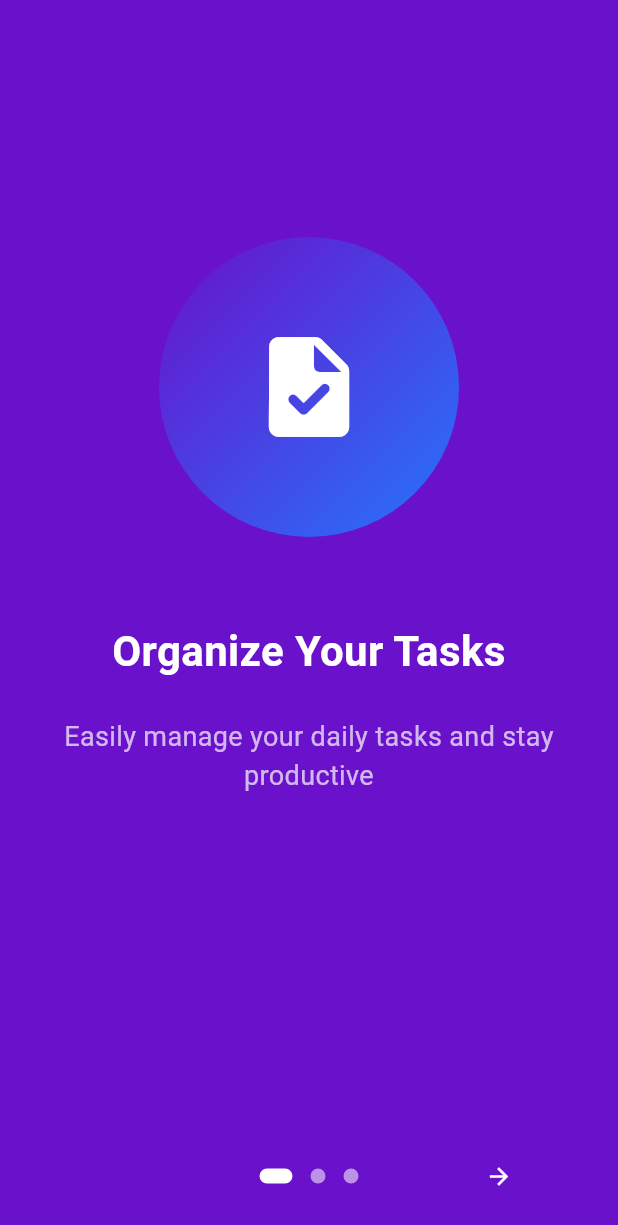
After one commit to Yash159357/Todo914981, a Flutter app: the IntroScreen screen opened by its route, on a phone screen of 412 x 824 dp. The commit adds this screen. Shown: the top 1225 px of the screen. Run offline on Flutter 3.47's test engine with Material 3 defaults, Android fonts, the phone set to English and light mode, and no system bars; drawn by our look-alikes of introduction_screen; our stand-ins replace cloud_firestore, firebase_auth, firebase_core, flutter_bloc, go_router, shared_preferences; accounts and stored records are empty.

Commit message:
Second Time

```diff
--- a/lib/main.dart
+++ b/lib/main.dart
@@ -8,6 +8,7 @@ import 'package:todoapp/firebase_options.dart';
 import 'package:flutter/services.dart';
 import 'package:todoapp/view/auth/auth.dart';
 import 'package:todoapp/view/home/home.dart';
+import 'package:todoapp/view/intro/introduction_screen.dart';
 
 void main() async {
   WidgetsFlutterBinding.ensureInitialized();
@@ -23,6 +24,13 @@ void main() async {
   final _router = GoRouter(
     initialLocation: initialLocation,
     routes: [
+      GoRoute(
+        path: "/intro",
+        name: "intro",
+        builder: (context, state) {
+          return const IntroScreen();
+        },
+      ),
       GoRoute(
         path: "/auth",
         name: "auth",
--- a/lib/view/auth/auth.dart
+++ b/lib/view/auth/auth.dart
@@ -132,8 +132,7 @@ class _AuthScreenState extends State<AuthScreen> {
                                       );
                                     }
                                     if (mounted) {
-                                      context.pop();
-                                      context.goNamed('home');
+                                      context.pushReplacementNamed('intro');
                                     }
                                   } catch (e) {
                                     // Handle errors
--- /dev/null
+++ b/lib/view/intro/introduction_screen.dart
@@ -0,0 +1,97 @@
+import 'package:flutter/material.dart';
+import 'package:go_router/go_router.dart';
+import 'package:introduction_screen/introduction_screen.dart';
+import 'package:shared_preferences/shared_preferences.dart';
+import 'package:todoapp/view/auth/auth.dart';
+
+class IntroScreen extends StatefulWidget {
+  const IntroScreen({super.key});
+
+  @override
+  State<IntroScreen> createState() => _IntroScreenState();
+}
+
+class _IntroScreenState extends State<IntroScreen> {
+  final introKey = GlobalKey<IntroductionScreenState>();
+
+  void _onIntroEnd() async {
+    final prefs = await SharedPreferences.getInstance();
+    await prefs.setBool('introViewed', true);
+    if (mounted) {
+      context.pushReplacementNamed("home");
+    }
+  }
+
+  @override
+  Widget build(BuildContext context) {
+    return Scaffold(
+      body: IntroductionScreen(
+        key: introKey,
+        pages: [
+          PageViewModel(
+            title: 'Organize Your Tasks',
+            body: 'Easily manage your daily tasks and stay productive',
+            image: _buildImage(Icons.task_rounded),
+            decoration: _getPageDecoration(),
+          ),
+          PageViewModel(
+            title: 'Track Progress',
+            body: 'Visualize your completion rate with progress indicators',
+            image: _buildImage(Icons.timeline_rounded),
+            decoration: _getPageDecoration(),
+          ),
+          PageViewModel(
+            title: 'Secure & Private',
+            body: 'Your data stays locally stored and protected',
+            image: _buildImage(Icons.lock_clock_rounded),
+            decoration: _getPageDecoration(),
+          ),
+        ],
+        showSkipButton: false,
+        showDoneButton: true,
+        done: const Text('Get Started',
+            style: TextStyle(color: Colors.white, fontWeight: FontWeight.w600)),
+        dotsDecorator: DotsDecorator(
+          size: const Size(10, 10),
+          color: Colors.white54,
+          activeSize: const Size(22, 10),
+          activeColor: Colors.white,
+          activeShape: RoundedRectangleBorder(
+            borderRadius: BorderRadius.circular(24),
+          ),
+        ),
+        next: const Icon(Icons.arrow_forward, color: Colors.white),
+        onDone: _onIntroEnd,
+        globalBackgroundColor: const Color(0xFF6A11CB),
+      ),
+    );
+  }
+
+  Widget _buildImage(IconData icon) {
+    return Container(
+      width: 200,
+      height: 200,
+      decoration: const BoxDecoration(
+        gradient: LinearGradient(
+          colors: [Color(0xFF6A11CB), Color(0xFF2575FC)],
+          begin: Alignment.topLeft,
+          end: Alignment.bottomRight,
+        ),
+        shape: BoxShape.circle,
+      ),
+      child: Icon(icon, size: 80, color: Colors.white),
+    );
+  }
+
+  PageDecoration _getPageDecoration() {
+    return const PageDecoration(
+      titleTextStyle: TextStyle(
+        fontSize: 28,
+        fontWeight: FontWeight.bold,
+        color: Colors.white,
+      ),
+      bodyTextStyle: TextStyle(fontSize: 18, color: Colors.white70),
+      imagePadding: EdgeInsets.all(24),
+    );
+  }
+}
--- a/pubspec.yaml
+++ b/pubspec.yaml
@@ -19,6 +19,7 @@ dependencies:
   uuid: ^4.2.2
   shared_preferences: ^2.2.2
   flutter_launcher_icons: "^0.13.1"
+  introduction_screen: ^3.1.17
 
 
 dev_dependencies:
```
Also changed, not shown: pubspec.lock.
